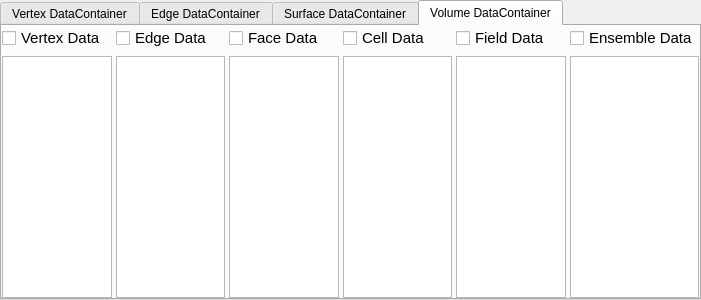
Above: Source/PipelineBuilder/UI_Files/ArraySelectionWidget.ui from BlueQuartzSoftware/DREAM3D before the change. Below: the same form after it.
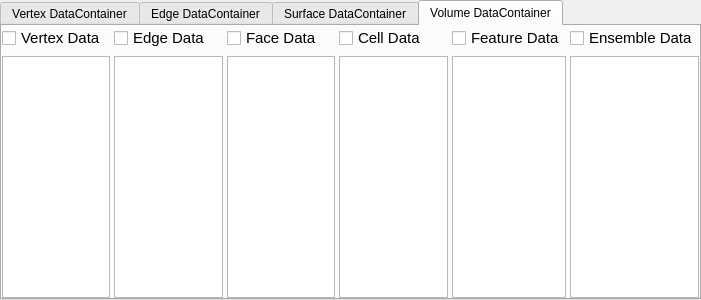
That is the form after the change.

What changed in the file:
```diff
--- a/Source/PipelineBuilder/UI_Files/ArraySelectionWidget.ui
+++ b/Source/PipelineBuilder/UI_Files/ArraySelectionWidget.ui
@@ -316,7 +316,7 @@
 }</string>
       </property>
       <property name="text">
-       <string>Field Data</string>
+       <string>Feature Data</string>
       </property>
       <property name="tristate">
        <bool>true</bool>
```
Left out of the diff: 22 changed lines with no effect on the pictures.
